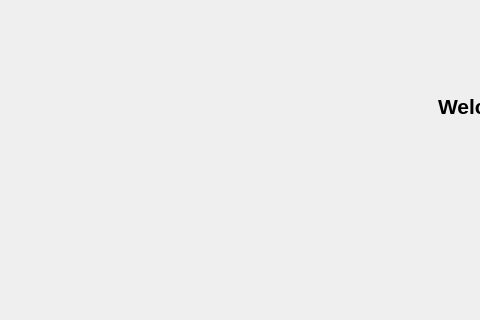
Before: the Qt Designer form myproject/ui_package/menu.ui in crashkk/Myproject, drawn with Qt 5; both pictures show x 0 to 480 and y 0 to 320 of the 1171 by 643 pixel window.
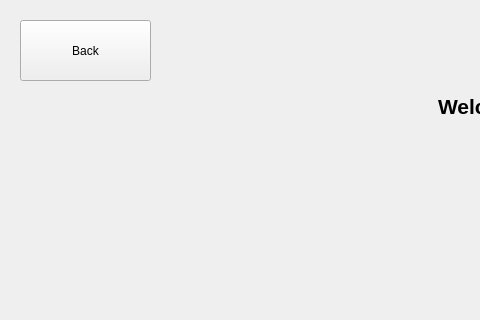
After: the same form once the commit is applied.

What changed in the file:
```diff
--- a/myproject/ui_package/menu.ui
+++ b/myproject/ui_package/menu.ui
@@ -13,7 +13,7 @@
   <property name="windowTitle">
    <string>Form</string>
   </property>
-  <widget class="QWidget" name="">
+  <widget class="QWidget" name="layoutWidget">
    <property name="geometry">
     <rect>
      <x>350</x>
@@ -46,7 +46,7 @@
     </item>
    </layout>
   </widget>
-  <widget class="QWidget" name="">
+  <widget class="QWidget" name="layoutWidget">
    <property name="geometry">
     <rect>
      <x>510</x>
@@ -79,7 +79,7 @@
     </item>
    </layout>
   </widget>
-  <widget class="QWidget" name="">
+  <widget class="QWidget" name="layoutWidget">
    <property name="geometry">
     <rect>
      <x>240</x>
@@ -112,7 +112,7 @@
     </item>
    </layout>
   </widget>
-  <widget class="QWidget" name="">
+  <widget class="QWidget" name="layoutWidget">
    <property name="geometry">
     <rect>
      <x>240</x>
@@ -145,7 +145,7 @@
     </item>
    </layout>
   </widget>
-  <widget class="QWidget" name="">
+  <widget class="QWidget" name="layoutWidget">
    <property name="geometry">
     <rect>
      <x>15</x>
@@ -206,6 +206,19 @@
     </item>
    </layout>
   </widget>
+  <widget class="QPushButton" name="pushButton_4">
+   <property name="geometry">
+    <rect>
+     <x>20</x>
+     <y>20</y>
+     <width>131</width>
+     <height>61</height>
+    </rect>
+   </property>
+   <property name="text">
+    <string>Back</string>
+   </property>
+  </widget>
  </widget>
  <resources/>
  <connections/>
```
